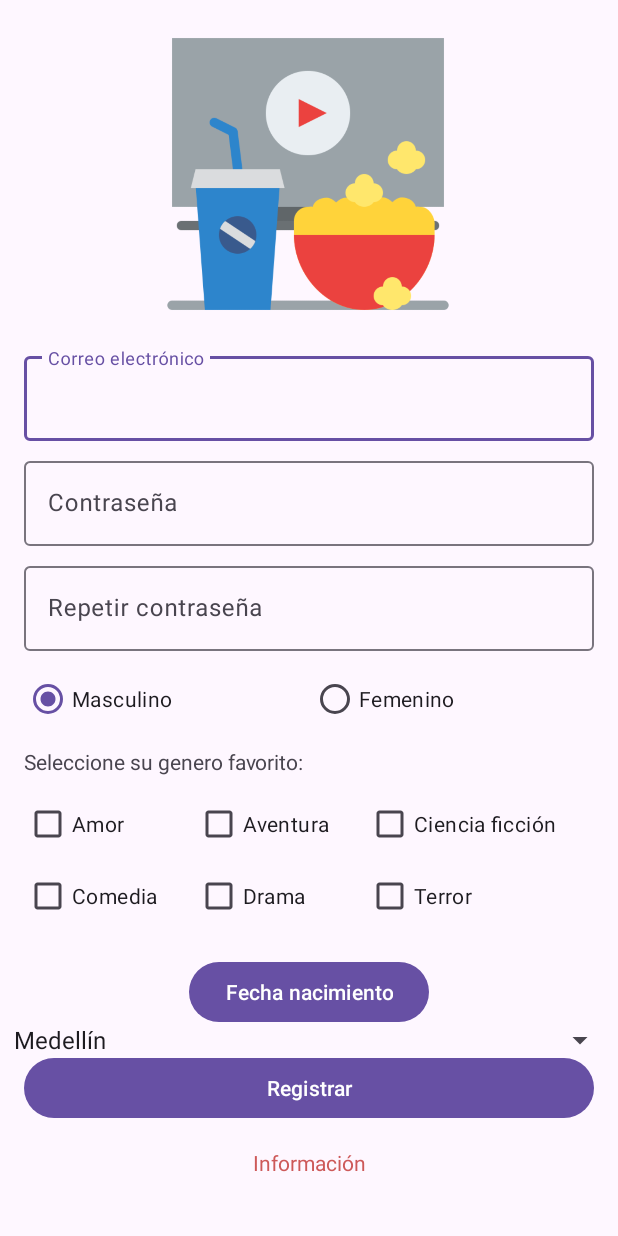
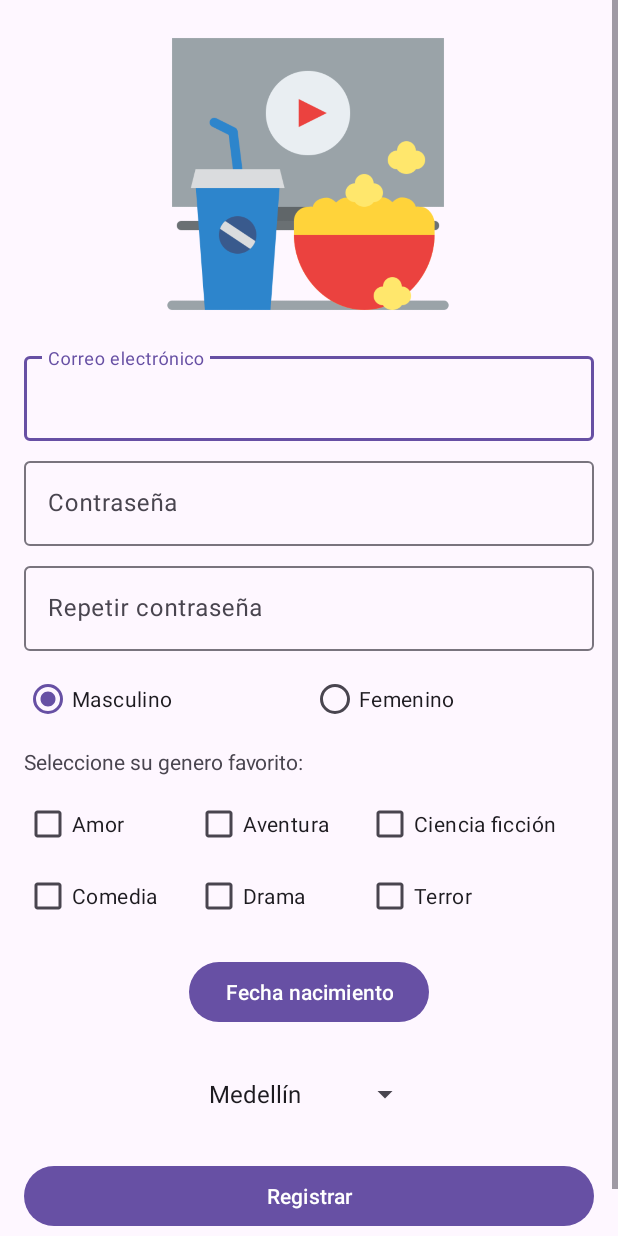
Before and after one commit to julianvalenciad/MisPeliculas, an Android app: the layout activity_register.xml on its own in the app's theme, with its tools: preview values and no code run, on a phone screen of 412 x 824 dp. Run offline under Robolectric (Android 15) with nearby library versions, the phone set to English and light mode, and no system bars.

Commit message:
Se carga detalles

```diff
--- a/app/src/main/res/layout/activity_register.xml
+++ b/app/src/main/res/layout/activity_register.xml
@@ -117,11 +117,13 @@
             android:layout_marginStart="16dp"
             android:layout_marginTop="16dp"
             android:layout_marginEnd="16dp"
+            android:layout_marginBottom="32dp"
             android:text="@string/register"
+            app:layout_constraintBottom_toTopOf="@+id/info_text_view"
             app:layout_constraintEnd_toEndOf="parent"
             app:layout_constraintHorizontal_bias="0.0"
             app:layout_constraintStart_toStartOf="parent"
-            app:layout_constraintTop_toBottomOf="@+id/datebutton" />
+            app:layout_constraintTop_toBottomOf="@id/spinnerCity" />
 
         <TextView
             android:id="@+id/info_text_view"
@@ -225,20 +227,20 @@
             android:layout_marginEnd="16dp"
             android:layout_marginBottom="16dp"
             android:text="Fecha nacimiento"
-            app:layout_constraintBottom_toTopOf="@+id/register_button"
+            app:layout_constraintBottom_toTopOf="@id/spinnerCity"
             app:layout_constraintEnd_toEndOf="parent"
             app:layout_constraintStart_toStartOf="parent"
             app:layout_constraintTop_toBottomOf="@+id/tableLayout" />
 
         <Spinner
             android:id="@+id/spinnerCity"
-            android:layout_width="409dp"
+            android:layout_width="wrap_content"
             android:layout_height="wrap_content"
             android:layout_marginStart="16dp"
             android:layout_marginTop="16dp"
             android:layout_marginEnd="16dp"
             android:layout_marginBottom="16dp"
-            android:entries = "@array/Ciudades"
+            android:entries="@array/Ciudades"
             app:layout_constraintBottom_toTopOf="@+id/register_button"
             app:layout_constraintEnd_toEndOf="parent"
             app:layout_constraintStart_toStartOf="parent"
```
